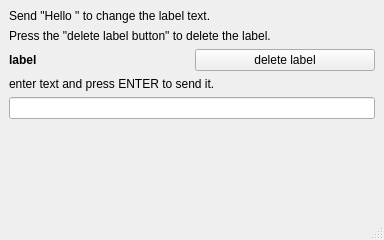
Before: the Qt Designer form example/mainwindow.ui in Fabien-B/IvyQt, drawn with Qt 5.
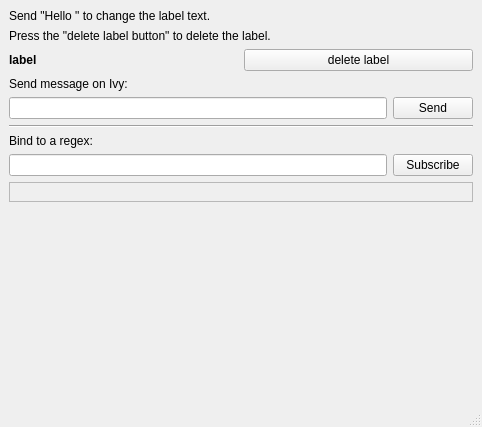
After: the same form once the commit is applied.

```diff
--- a/example/mainwindow.ui
+++ b/example/mainwindow.ui
@@ -6,8 +6,8 @@
    <rect>
     <x>0</x>
     <y>0</y>
-    <width>384</width>
-    <height>240</height>
+    <width>482</width>
+    <height>427</height>
    </rect>
   </property>
   <property name="windowTitle">
@@ -53,7 +53,7 @@
     <item>
      <widget class="QLabel" name="label_4">
       <property name="text">
-       <string>enter text and press ENTER to send it.</string>
+       <string>Send message on Ivy:</string>
       </property>
      </widget>
     </item>
@@ -62,8 +62,54 @@
       <item>
        <widget class="QLineEdit" name="line_edit"/>
       </item>
+      <item>
+       <widget class="QPushButton" name="send_button">
+        <property name="text">
+         <string>Send</string>
+        </property>
+       </widget>
+      </item>
      </layout>
     </item>
+    <item>
+     <widget class="Line" name="line">
+      <property name="orientation">
+       <enum>Qt::Horizontal</enum>
+      </property>
+     </widget>
+    </item>
+    <item>
+     <widget class="QLabel" name="label_5">
+      <property name="text">
+       <string>Bind to a regex:</string>
+      </property>
+     </widget>
+    </item>
+    <item>
+     <layout class="QHBoxLayout" name="horizontalLayout_3">
+      <item>
+       <widget class="QLineEdit" name="regex_lineEdit"/>
+      </item>
+      <item>
+       <widget class="QPushButton" name="subscribe_button">
+        <property name="text">
+         <string>Subscribe</string>
+        </property>
+       </widget>
+      </item>
+     </layout>
+    </item>
+    <item>
+     <widget class="QFrame" name="sub_frame">
+      <property name="frameShape">
+       <enum>QFrame::StyledPanel</enum>
+      </property>
+      <property name="frameShadow">
+       <enum>QFrame::Raised</enum>
+      </property>
+      <layout class="QVBoxLayout" name="verticalLayout_2"/>
+     </widget>
+    </item>
     <item>
      <spacer name="verticalSpacer">
       <property name="orientation">
```
Left out of the diff: 2 changed lines with no effect on the pictures.
